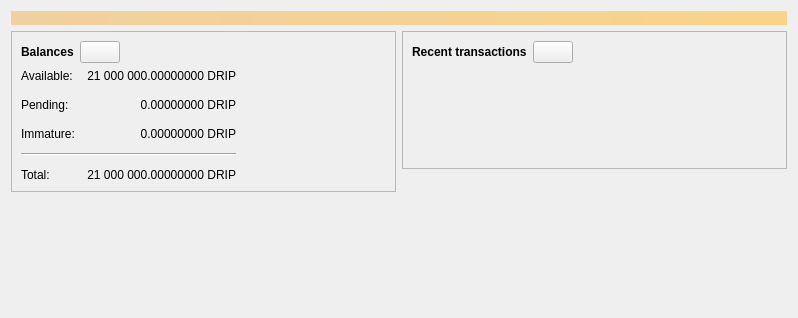
Qt form src/qt/forms/overviewpage.ui (Digital-Reserve/DRIP) before a commit.
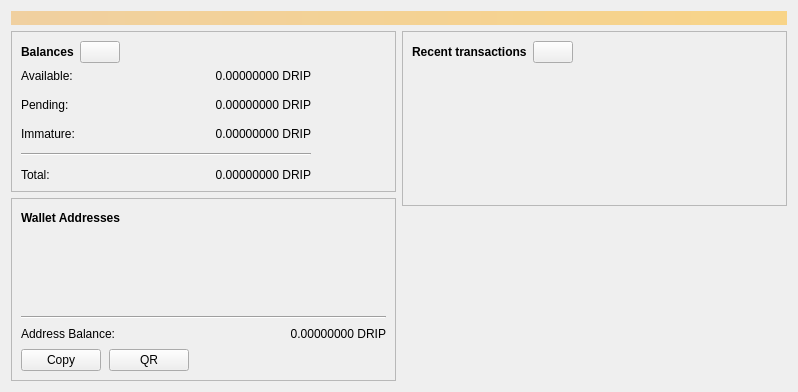
The same form after that commit. Icons and pictures are not drawn. Custom widgets are drawn as their Qt base class.

Commit message: GUI v1.1.2-alpha2: UX improvements and address list feature

```diff
--- a/src/qt/forms/overviewpage.ui
+++ b/src/qt/forms/overviewpage.ui
@@ -108,11 +108,20 @@
           </item>
           <item>
            <layout class="QGridLayout" name="gridLayout">
-            <property name="spacing">
+            <property name="horizontalSpacing">
+             <number>16</number>
+            </property>
+            <property name="verticalSpacing">
              <number>12</number>
             </property>
             <item row="1" column="1">
              <widget class="QLabel" name="labelUnconfirmed">
+              <property name="minimumSize">
+               <size>
+                <width>220</width>
+                <height>0</height>
+               </size>
+              </property>
               <property name="cursor">
                <cursorShape>IBeamCursor</cursorShape>
               </property>
@@ -146,6 +155,12 @@
             </item>
             <item row="2" column="1">
              <widget class="QLabel" name="labelImmature">
+              <property name="minimumSize">
+               <size>
+                <width>220</width>
+                <height>0</height>
+               </size>
+              </property>
               <property name="cursor">
                <cursorShape>IBeamCursor</cursorShape>
               </property>
@@ -185,6 +200,12 @@
             </item>
             <item row="4" column="1">
              <widget class="QLabel" name="labelTotal">
+              <property name="minimumSize">
+               <size>
+                <width>220</width>
+                <height>0</height>
+               </size>
+              </property>
               <property name="cursor">
                <cursorShape>IBeamCursor</cursorShape>
               </property>
@@ -192,7 +213,7 @@
                <string>Your current total balance</string>
               </property>
               <property name="text">
-               <string notr="true">21 000 000.00000000 DRIP</string>
+               <string notr="true">0.00000000 DRIP</string>
               </property>
               <property name="alignment">
                <set>Qt::AlignRight|Qt::AlignTrailing|Qt::AlignVCenter</set>
@@ -211,6 +232,12 @@
             </item>
             <item row="0" column="1">
              <widget class="QLabel" name="labelBalance">
+              <property name="minimumSize">
+               <size>
+                <width>220</width>
+                <height>0</height>
+               </size>
+              </property>
               <property name="cursor">
                <cursorShape>IBeamCursor</cursorShape>
               </property>
@@ -218,7 +245,7 @@
                <string>Your current spendable balance</string>
               </property>
               <property name="text">
-               <string notr="true">21 000 000.00000000 DRIP</string>
+               <string notr="true">0.00000000 DRIP</string>
               </property>
               <property name="alignment">
                <set>Qt::AlignRight|Qt::AlignTrailing|Qt::AlignVCenter</set>
@@ -241,17 +268,159 @@
         </widget>
        </item>
        <item>
-        <spacer name="verticalSpacer">
-         <property name="orientation">
-          <enum>Qt::Vertical</enum>
+        <widget class="QFrame" name="addressFrame">
+         <property name="frameShape">
+          <enum>QFrame::StyledPanel</enum>
          </property>
-         <property name="sizeHint" stdset="0">
-          <size>
-           <width>20</width>
-           <height>40</height>
-          </size>
+         <property name="frameShadow">
+          <enum>QFrame::Raised</enum>
          </property>
-        </spacer>
+         <layout class="QVBoxLayout" name="addressFrameLayout">
+          <item>
+           <layout class="QHBoxLayout" name="addressHeaderLayout">
+            <item>
+             <widget class="QLabel" name="labelAddressesTitle">
+              <property name="font">
+               <font>
+                <weight>75</weight>
+                <bold>true</bold>
+               </font>
+              </property>
+              <property name="text">
+               <string>Wallet Addresses</string>
+              </property>
+             </widget>
+            </item>
+            <item>
+             <spacer name="horizontalSpacer_4">
+              <property name="orientation">
+               <enum>Qt::Horizontal</enum>
+              </property>
+              <property name="sizeHint" stdset="0">
+               <size>
+                <width>40</width>
+                <height>20</height>
+               </size>
+              </property>
+             </spacer>
+            </item>
+           </layout>
+          </item>
+          <item>
+           <widget class="QListWidget" name="listAddresses">
+            <property name="styleSheet">
+             <string notr="true">QListWidget { background: transparent; }</string>
+            </property>
+            <property name="frameShape">
+             <enum>QFrame::NoFrame</enum>
+            </property>
+            <property name="verticalScrollBarPolicy">
+             <enum>Qt::ScrollBarAsNeeded</enum>
+            </property>
+            <property name="horizontalScrollBarPolicy">
+             <enum>Qt::ScrollBarAlwaysOff</enum>
+            </property>
+            <property name="selectionMode">
+             <enum>QAbstractItemView::SingleSelection</enum>
+            </property>
+           </widget>
+          </item>
+          <item>
+           <widget class="QFrame" name="addressDetailFrame">
+            <property name="visible">
+             <bool>false</bool>
+            </property>
+            <property name="frameShape">
+             <enum>QFrame::NoFrame</enum>
+            </property>
+            <layout class="QVBoxLayout" name="addressDetailLayout">
+             <property name="spacing">
+              <number>8</number>
+             </property>
+             <property name="leftMargin">
+              <number>0</number>
+             </property>
+             <property name="topMargin">
+              <number>8</number>
+             </property>
+             <property name="rightMargin">
+              <number>0</number>
+             </property>
+             <property name="bottomMargin">
+              <number>0</number>
+             </property>
+             <item>
+              <widget class="Line" name="addressDetailLine">
+               <property name="orientation">
+                <enum>Qt::Horizontal</enum>
+               </property>
+              </widget>
+             </item>
+             <item>
+              <layout class="QHBoxLayout" name="addressDetailBalanceLayout">
+               <item>
+                <widget class="QLabel" name="labelAddressBalanceText">
+                 <property name="text">
+                  <string>Address Balance:</string>
+                 </property>
+                </widget>
+               </item>
+               <item>
+                <widget class="QLabel" name="labelAddressBalance">
+                 <property name="text">
+                  <string notr="true">0.00000000 DRIP</string>
+                 </property>
+                 <property name="alignment">
+                  <set>Qt::AlignRight|Qt::AlignTrailing|Qt::AlignVCenter</set>
+                 </property>
+                </widget>
+               </item>
+              </layout>
+             </item>
+             <item>
+              <layout class="QHBoxLayout" name="addressButtonsLayout">
+               <item>
+                <widget class="QPushButton" name="btnCopyAddress">
+                 <property name="text">
+                  <string>Copy</string>
+                 </property>
+                 <property name="icon">
+                  <iconset resource="../bitcoin.qrc">
+                   <normaloff>:/icons/editcopy</normaloff>:/icons/editcopy</iconset>
+                 </property>
+                </widget>
+               </item>
+               <item>
+                <widget class="QPushButton" name="btnShowQR">
+                 <property name="text">
+                  <string>QR</string>
+                 </property>
+                 <property name="icon">
+                  <iconset resource="../bitcoin.qrc">
+                   <normaloff>:/icons/eye</normaloff>:/icons/eye</iconset>
+                 </property>
+                </widget>
+               </item>
+               <item>
+                <spacer name="addressButtonsSpacer">
+                 <property name="orientation">
+                  <enum>Qt::Horizontal</enum>
+                 </property>
+                 <property name="sizeHint" stdset="0">
+                  <size>
+                   <width>40</width>
+                   <height>20</height>
+                  </size>
+                 </property>
+                </spacer>
+               </item>
+              </layout>
+             </item>
+            </layout>
+           </widget>
+          </item>
+         </layout>
+        </widget>
        </item>
       </layout>
      </item>
```
Left out of the diff: 4 changed lines with no effect on the pictures. The commit also changes 12 other files.
